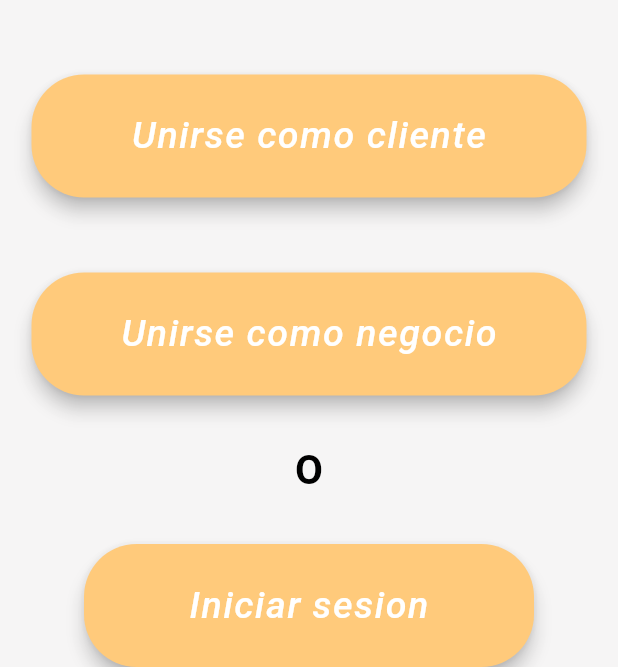
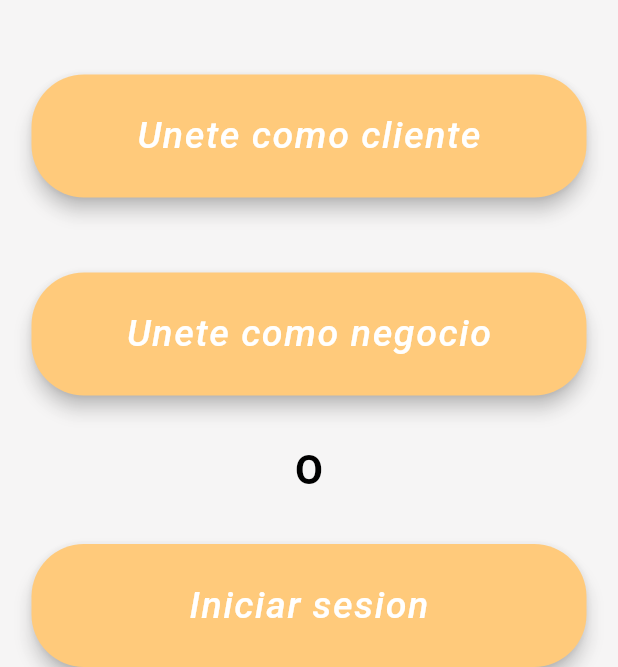
Before and after one commit to Litardo-Jardy/LocalMarket, a Flutter app: the screen it shows after launch, scrolled down 41 dp, on a phone screen of 412 x 824 dp, the part 569-1236 px from its top. Run offline on Flutter 3.47's test engine with Material 3 defaults, Android fonts, the light colour scheme and no system bars; our stand-ins replace flutter_dotenv, geolocator, google_maps_flutter.

Commit message:
Factorizacion de codigo (new)

```diff
--- a/lib/Pages/initial_screen.dart
+++ b/lib/Pages/initial_screen.dart
@@ -1,5 +1,6 @@
 import 'package:flutter/material.dart';
 import 'package:local_market/Pages/register_negocio.dart';
+
 import 'login.dart';
 import 'register_client.dart';
 
@@ -7,114 +8,34 @@ void main() {
   runApp(const InitialScreen());
 }
 
-class InitialScreen extends StatelessWidget {
+class InitialScreen extends StatefulWidget {
   const InitialScreen({super.key});
 
   @override
-  Widget build(BuildContext context) {
-    return MaterialApp(
-      title: 'Flutter Demo',
-      theme: ThemeData(
-        colorScheme: ColorScheme.fromSeed(
-          seedColor: const Color(0xFF4CAF50), // Semilla de color verde vibrante
-        ),
-        useMaterial3: true,
-      ),
-      home: const MyHomePage(title: 'Local Market'),
-      debugShowCheckedModeBanner: false,
-    );
-  }
+  State<InitialScreen> createState() => _InitialScreen();
 }
 
-class MyHomePage extends StatefulWidget {
-  const MyHomePage({super.key, required this.title});
-  final String title;
-
-  @override
-  State<MyHomePage> createState() => _MyHomePageState();
-}
-
-class _MyHomePageState extends State<MyHomePage> {
+class _InitialScreen extends State<InitialScreen> {
   @override
   Widget build(BuildContext context) {
     return Scaffold(
       backgroundColor: const Color.fromARGB(221, 245, 244, 244),
       body: ListView(
-        children: [
+        children: const [
           Column(
             crossAxisAlignment: CrossAxisAlignment.center,
             children: [
-              const SizedBox(height: 90),
-              const Image(width: 330, image: AssetImage('lib/assets/logo.png')),
-              const SizedBox(height: 50),
-              SizedBox(
-                width: 370,
-                child: ElevatedButton(
-                  onPressed: () {
-                    Navigator.push(
-                        context,
-                        MaterialPageRoute(
-                            builder: (context) => const RegisterCliente()));
-                  },
-                  style: ElevatedButton.styleFrom(
-                    backgroundColor: const Color(0xFFffca7b),
-                    foregroundColor: const Color.fromARGB(221, 255, 255, 255),
-                    shadowColor: Colors.black,
-                    elevation: 5,
-                    padding: const EdgeInsets.symmetric(
-                        horizontal: 30, vertical: 23),
-                    shape: RoundedRectangleBorder(
-                      borderRadius: BorderRadius.circular(35),
-                    ),
-                    minimumSize: const Size(150, 50),
-                  ),
-                  child: const Text(
-                    'Unirse como cliente',
-                    style: TextStyle(
-                      color: Colors.white, // Texto blanco
-                      fontSize: 25.0,
-                      letterSpacing: 1,
-                      fontStyle: FontStyle.italic,
-                    ),
-                  ),
-                ),
-              ),
-              const SizedBox(height: 50),
-              SizedBox(
-                width: 370,
-                child: ElevatedButton(
-                  onPressed: () {
-                    Navigator.push(
-                        context,
-                        MaterialPageRoute(
-                          builder: (context) => const RegisterNegocio(),
-                        ));
-                  },
-                  style: ElevatedButton.styleFrom(
-                    backgroundColor: const Color(0xFFffca7b),
-                    foregroundColor: Colors.black87,
-                    shadowColor: Colors.black,
-                    elevation: 5,
-                    padding: const EdgeInsets.symmetric(
-                        horizontal: 30, vertical: 23),
-                    shape: RoundedRectangleBorder(
-                      borderRadius: BorderRadius.circular(35),
-                    ),
-                    minimumSize: const Size(150, 50),
-                  ),
-                  child: const Text(
-                    'Unirse como negocio',
-                    style: TextStyle(
-                      color: Colors.white, // Texto blanco
-                      fontSize: 25.0,
-                      letterSpacing: 1,
-                      fontStyle: FontStyle.italic,
-                    ),
-                  ),
-                ),
-              ),
-              const SizedBox(height: 30),
-              const Text('O',
+              //Initial logo;
+              SizedBox(height: 90),
+              Image(width: 330, image: AssetImage('lib/assets/logo.png')),
+              SizedBox(height: 50),
+
+              //Options
+              CustomButton(route: 1, width: 370, message: 'Unete como cliente'),
+              SizedBox(height: 50),
+              CustomButton(route: 2, width: 370, message: 'Unete como negocio'),
+              SizedBox(height: 30),
+              Text('O',
                   style: TextStyle(
                     color: Colors.black,
                     fontSize: 27.0,
@@ -122,37 +43,8 @@ class _MyHomePageState extends State<MyHomePage> {
                     fontStyle: FontStyle.normal,
                     fontWeight: FontWeight.bold,
                   )),
-              const SizedBox(height: 30),
-              SizedBox(
-                width: 300,
-                child: ElevatedButton(
-                  onPressed: () {
-                    Navigator.push(context,
-                        MaterialPageRoute(builder: (context) => Loggin()));
-                  },
-                  style: ElevatedButton.styleFrom(
-                    backgroundColor: const Color(0xFFffca7b),
-                    foregroundColor: Colors.black87,
-                    shadowColor: Colors.black,
-                    elevation: 5,
-                    padding: const EdgeInsets.symmetric(
-                        horizontal: 30, vertical: 23),
-                    shape: RoundedRectangleBorder(
-                      borderRadius: BorderRadius.circular(35),
-                    ),
-                    minimumSize: const Size(150, 50),
-                  ),
-                  child: const Text(
-                    'Iniciar sesion',
-                    style: TextStyle(
-                      color: Colors.white, // Texto blanco
-                      fontSize: 25.0,
-                      letterSpacing: 1,
-                      fontStyle: FontStyle.italic,
-                    ),
-                  ),
-                ),
-              ),
+              SizedBox(height: 30),
+              CustomButton(route: 3, width: 370, message: 'Iniciar sesion'),
             ],
           ),
         ],
@@ -160,3 +52,72 @@ class _MyHomePageState extends State<MyHomePage> {
     );
   }
 }
+
+///Esta clase retorna un boton con un diseño pre-definido con valores dinamicos.
+///
+///**message**: se utiliza para especificar el texto del boton.
+///
+///**width**: se utiliza para definir el ancho del boton.
+///
+///**route**: se utiliza para elegir la ruta de destino.
+class CustomButton extends StatelessWidget {
+  final String message;
+  final double width;
+
+  final int route;
+
+  const CustomButton(
+      {super.key,
+      required this.route,
+      required this.width,
+      required this.message});
+
+  @override
+  Widget build(BuildContext context) {
+    return SizedBox(
+      width: width,
+      child: ElevatedButton(
+        onPressed: () {
+          switch (route) {
+            case 1:
+              Navigator.push(
+                  context,
+                  MaterialPageRoute(
+                      builder: (context) => const RegisterCliente()));
+              break;
+            case 2:
+              Navigator.push(
+                  context,
+                  MaterialPageRoute(
+                      builder: (context) => const RegisterNegocio()));
+              break;
+            case 3:
+              Navigator.push(context,
+                  MaterialPageRoute(builder: (context) => const Loggin()));
+              break;
+          }
+        },
+        style: ElevatedButton.styleFrom(
+          backgroundColor: const Color(0xFFffca7b),
+          foregroundColor: const Color.fromARGB(221, 255, 255, 255),
+          shadowColor: Colors.black,
+          elevation: 5,
+          padding: const EdgeInsets.symmetric(horizontal: 30, vertical: 23),
+          shape: RoundedRectangleBorder(
+            borderRadius: BorderRadius.circular(35),
+          ),
+          minimumSize: const Size(150, 50),
+        ),
+        child: Text(
+          message,
+          style: const TextStyle(
+            color: Colors.white,
+            fontSize: 25.0,
+            letterSpacing: 1,
+            fontStyle: FontStyle.italic,
+          ),
+        ),
+      ),
+    );
+  }
+}
--- a/lib/main.dart
+++ b/lib/main.dart
@@ -23,7 +23,7 @@ class Main extends StatelessWidget {
       child: MaterialApp(
         title: 'Flutter Demo',
         routes: {
-          '/Login': (context) => Loggin(),
+          '/Login': (context) => const Loggin(),
           '/ClienteRe': (context) => const RegisterCliente(),
           '/NegocioRe': (context) => const RegisterNegocio(),
           '/Dashboard': (context) => const Dashboard(),
--- a/pubspec.yaml
+++ b/pubspec.yaml
@@ -36,6 +36,7 @@ dependencies:
   geolocator: ^12.0.0
   provider: ^6.0.3
   google_maps_flutter: ^2.6.1
+  flutter_dotenv: ^5.0.2
 
 #Dev dependencias;
 dev_dependencies:
```
Also changed, not shown: lib/Pages/login.dart (+59 -79 lines), lib/Services/post_fetch.dart (added, +24 -0 lines), pubspec.lock, 1 other file.
